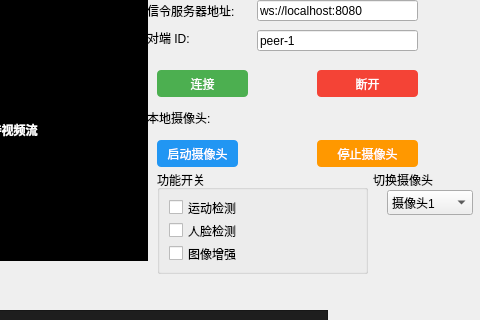
EchoWanderer-yyuu/monitor, file monitor/mainwindow.ui: the form before one commit; both pictures show x 143 to 623 and y 0 to 320 of the 623 by 430 pixel window.
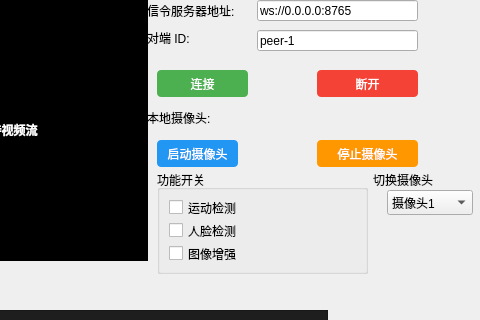
The form after the commit.

Patch:
```diff
--- a/monitor/mainwindow.ui
+++ b/monitor/mainwindow.ui
@@ -178,7 +178,7 @@
      </rect>
     </property>
     <property name="text">
-     <string>ws://localhost:8080</string>
+     <string>ws://0.0.0.0:8765</string>
     </property>
    </widget>
    <widget class="QLabel" name="statusLabel">
```
